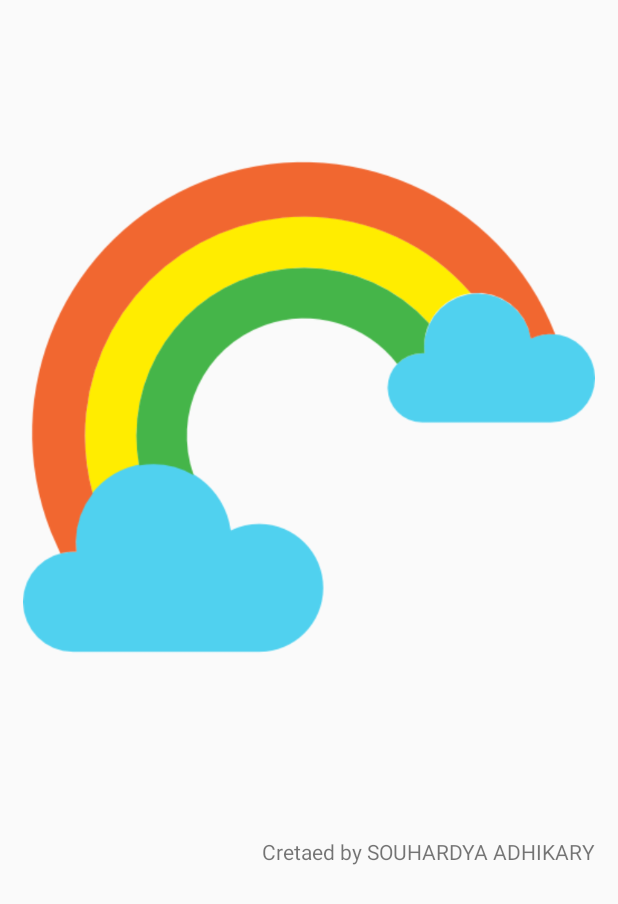
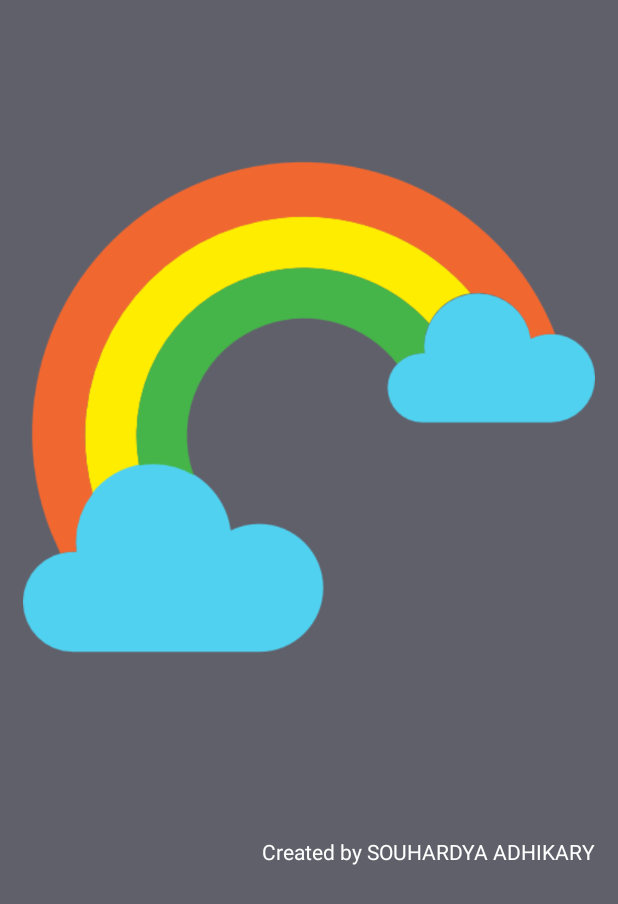
Before and after one commit to techchefsouho99/climate, an Android app: the layout activity_splash.xml on its own in the app's theme, with its tools: preview values and no code run, on a phone screen of 412 x 824 dp. Shown: the top 904 px of the screen. Run offline under Robolectric (Android 15) with nearby library versions, the phone set to English and light mode, and no system bars.

```diff
--- a/app/src/main/res/layout/activity_main.xml
+++ b/app/src/main/res/layout/activity_main.xml
@@ -8,14 +8,14 @@
     android:background="@drawable/weather_background">
 
     <TextView
-        android:id="@+id/locationTV"
+        android:id="@+id/current_location"
         android:layout_width="wrap_content"
         android:layout_height="wrap_content"
         android:layout_below="@+id/changeCityButton"
         android:layout_alignParentLeft="true"
         android:layout_centerHorizontal="true"
         android:layout_marginLeft="5dp"
-        android:layout_toLeftOf="@+id/tempTV"
+        android:layout_toLeftOf="@+id/current_temperature"
         android:ellipsize="marquee"
         android:scrollHorizontally="true"
         android:singleLine="true"
@@ -31,7 +31,7 @@
         android:textSize="90sp"
         android:textAppearance="?android:attr/textAppearanceLarge"
         android:text="@string/default_temp"
-        android:id="@+id/tempTV"
+        android:id="@+id/current_temperature"
         android:layout_below="@+id/changeCityButton"
         android:layout_alignParentRight="true"
         android:layout_alignParentEnd="true"/>
--- a/app/src/main/res/layout/activity_splash.xml
+++ b/app/src/main/res/layout/activity_splash.xml
@@ -2,7 +2,8 @@
 <RelativeLayout
     xmlns:android="http://schemas.android.com/apk/res/android"
     android:layout_width="match_parent"
-    android:layout_height="wrap_content">
+    android:layout_height="match_parent"
+    android:background="@color/colorPrimaryDark">
 
     <ImageView
         android:id="@+id/splash_image"
@@ -14,9 +15,11 @@
         android:id="@+id/creator"
         android:layout_width="wrap_content"
         android:layout_height="wrap_content"
-        android:text="Cretaed by SOUHARDYA ADHIKARY"
+        android:text="Created by SOUHARDYA ADHIKARY"
         android:layout_below="@+id/splash_image"
         android:layout_alignParentRight="true"
-        android:layout_margin="15dp"/>
+        android:layout_margin="15dp"
+        android:background="@color/colorPrimaryDark"
+        android:textColor="@color/colorAccent"/>
 
 </RelativeLayout>
```
Also changed, not shown: app/src/main/java/com/example/climate/FragmentActivity1.java (+4 -15 lines), app/src/main/java/com/example/climate/MainActivity.java (+2 -5 lines), app/src/main/res/layout/activity_fragment1.xml (+4 -4 lines).
